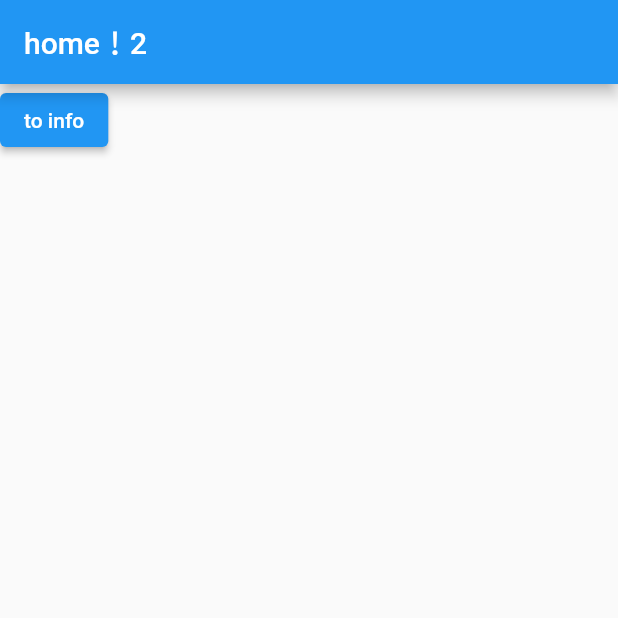
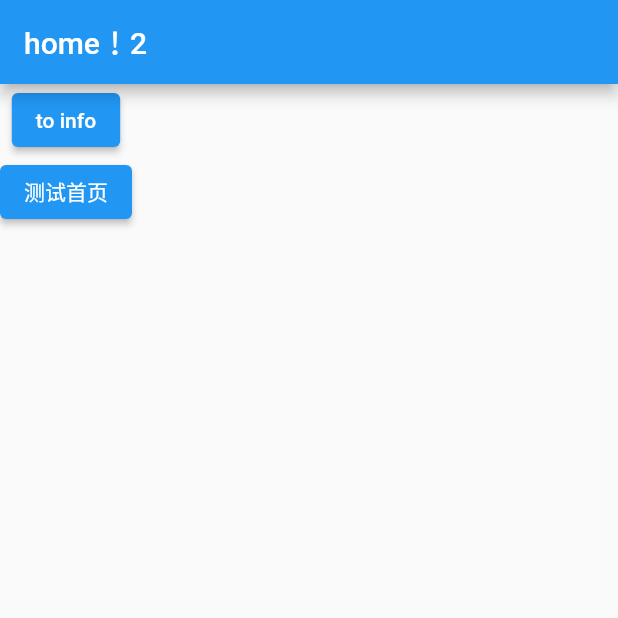
Before and after one commit to fushengcf/getx_demo, a Flutter app: the screen it shows after launch, on a phone screen of 412 x 824 dp, the top half of it. Run offline on Flutter 3.47's test engine with Material 2 defaults, Android fonts, the phone set to English and light mode, and no system bars; our stand-ins replace dio, flutter_screenutil, flutter_swiper_null_safety, get.

Commit message:
add new page

```diff
--- a/lib/page/home/index.dart
+++ b/lib/page/home/index.dart
@@ -15,10 +15,13 @@ class HomePage extends StatelessWidget {
           title: new Text("home！2"),
           // backgroundColor: Colors.black,
           automaticallyImplyLeading: true),
-      body: Container(
-        child: ElevatedButton(
+      body: Column(children: [
+        ElevatedButton(
             onPressed: () => Get.toNamed('/info'), child: new Text('to info')),
-      ),
+        ElevatedButton(
+            onPressed: () => Get.toNamed('/test_home'),
+            child: new Text('测试首页')),
+      ]),
     );
   }
 }
--- a/lib/route/app_pages.dart
+++ b/lib/route/app_pages.dart
@@ -2,6 +2,7 @@ import 'package:get/get.dart';
 import 'package:getx_demo/page/home/index.dart';
 import 'package:getx_demo/page/info/bindings.dart';
 import 'package:getx_demo/page/info/index.dart';
+import 'package:getx_demo/page/test_home/index.dart';
 part 'app_routes.dart';
 
 class AppPages {
@@ -27,5 +28,13 @@ class AppPages {
       transition: Transition.downToUp,
       binding: InfoBinding(),
     ),
+
+    // 测试首页渲染
+    GetPage(
+      name: AppRoutes.TESTHOME,
+      page: () => TESTHOME(),
+      transition: Transition.downToUp,
+      binding: InfoBinding(),
+    ),
   ];
 }
--- a/lib/route/app_routes.dart
+++ b/lib/route/app_routes.dart
@@ -3,4 +3,6 @@ part of 'app_pages.dart';
 abstract class AppRoutes {
   static const INITIAL = '/';
   static const INFO = '/info';
+  static const TESTHOME = '/test_home';
+  static const TESTLIST = '/test_list';
 }
--- a/pubspec.yaml
+++ b/pubspec.yaml
@@ -32,6 +32,8 @@ dependencies:
   dio: ^4.0.0
   # svg图片
   flutter_svg: ^0.22.0
+  # 兼容空安全的swiper
+  flutter_swiper_null_safety: ^1.0.2
 
 
 
@@ -53,7 +55,8 @@ flutter:
   # included with your application, so that you can use the icons in
   # the material Icons class.
   uses-material-design: true
-
+  assets:
+    - assets/
   # To add assets to your application, add an assets section, like this:
   # assets:
   #   - images/a_dot_burr.jpeg
```
Also changed, not shown: lib/page/test_home/index.dart (added, +38 -0 lines), lib/page/test_home/widgets/menu.dart (added, +39 -0 lines), lib/page/test_home/widgets/message.dart (added, +10 -0 lines), lib/page/test_home/widgets/new.dart (added, +10 -0 lines), lib/page/test_home/widgets/swiper.dart (added, +39 -0 lines), assets/1.png (added), assets/2.png (added), assets/3.png (added), assets/4.png (added), assets/5.png (added), assets/falv.png (added), pubspec.lock.
